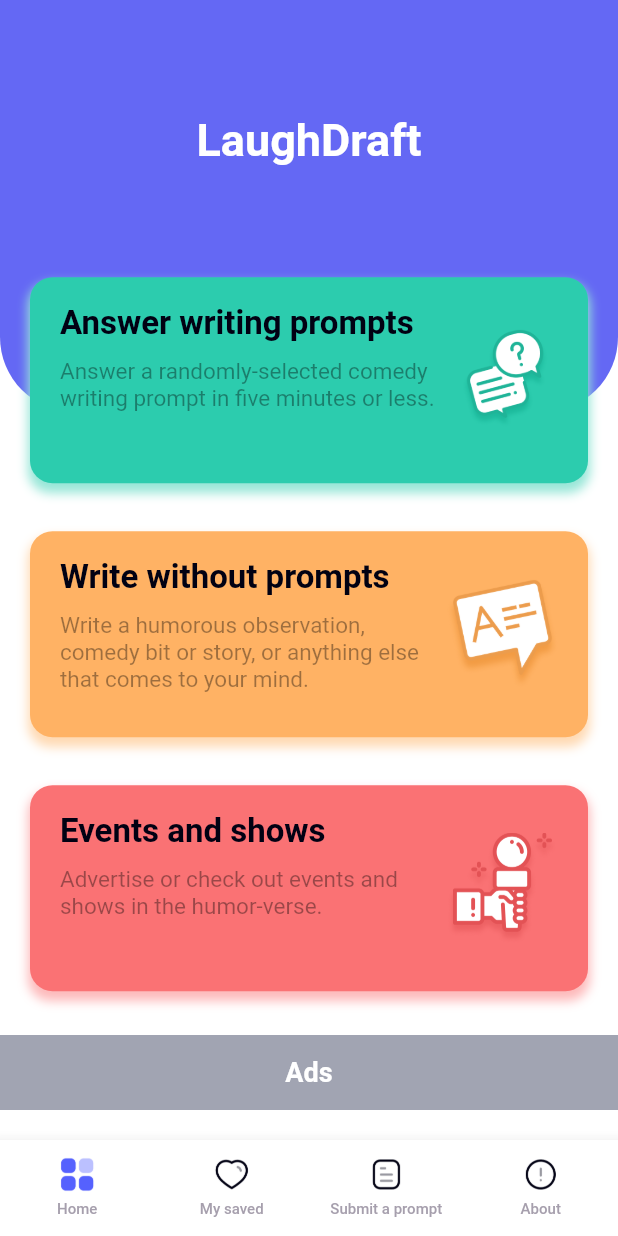
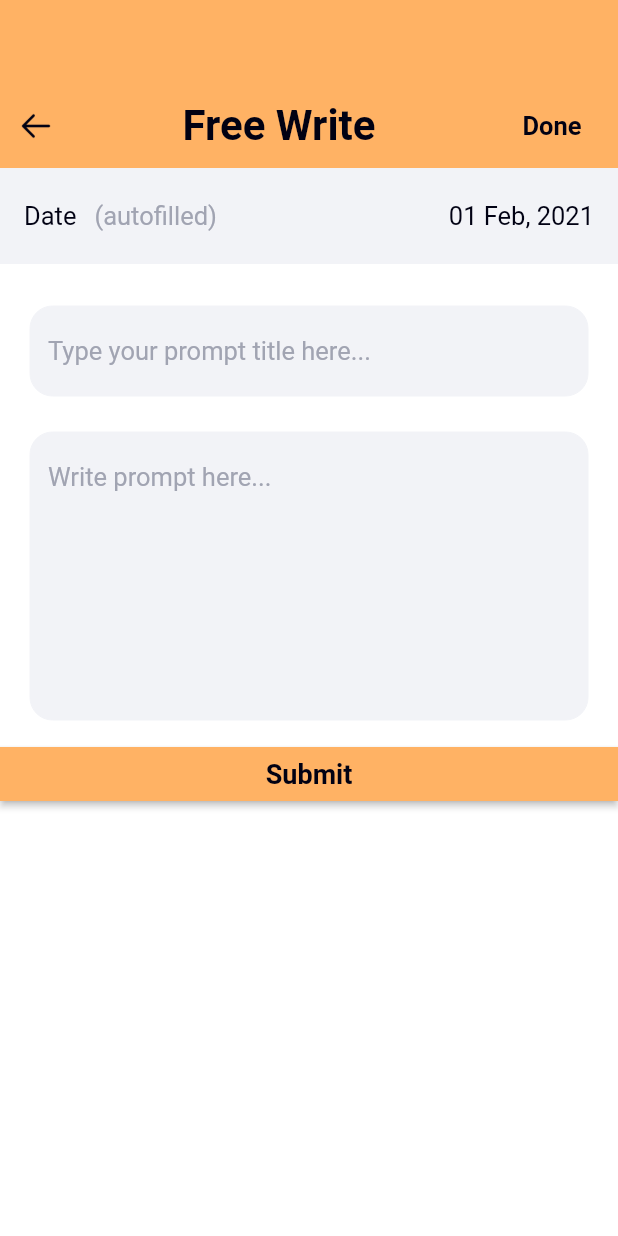
Before and after one commit to himanshu447/comedyApp, a Flutter app: the screen it shows after launch, after a tap on "Write without prompts", on a phone screen of 412 x 824 dp. Run offline on Flutter 3.47's test engine with Material 2 defaults, Android fonts, the phone set to English and light mode, and no system bars; our stand-ins replace bloc, cached_network_image, equatable, flutter_bloc, get_it; missing offline and left inert: simple_gesture_detector; Roboto replaces fonts that are missing (SF Pro Display); key blocks and very long unbroken strings in the code were emptied for the run.

Commit message:
work on write without prompt

```diff
--- a/lib/config/apptheme.dart
+++ b/lib/config/apptheme.dart
@@ -59,9 +59,10 @@ class AppTheme extends StatelessWidget {
             ),
           ),
           disabledBorder: OutlineInputBorder(
-            borderRadius: BorderRadius.circular(15),
+            borderRadius: BorderRadius.circular(0),
             borderSide: BorderSide(
-              color: Colors.grey.shade400,
+              color: Colors.transparent,
+              width: 0
             ),
           ),
         ),
--- a/lib/feacture/home/presentation/page/home.dart
+++ b/lib/feacture/home/presentation/page/home.dart
@@ -27,12 +27,16 @@ class HomeView extends StatelessWidget {
                     cardClickCallback: () {},
                   ),
                   HomeWriteWithoutPromptCardWidget(
-                    cardClickCallback: () {},
+                    cardClickCallback: () => Navigator.pushNamed(
+                      context,
+                      RouteName.write_without_prompt,
+                    ),
                   ),
                   HomeEventCardWidget(
-                    cardClickCallback: () {
-                      Navigator.pushNamed(context, RouteName.event_show);
-                    },
+                    cardClickCallback: () => Navigator.pushNamed(
+                      context,
+                      RouteName.event_show,
+                    ),
                   ),
                 ],
               ),
--- a/lib/feacture/my_saved/presentation/widget/my_saved_item.dart
+++ b/lib/feacture/my_saved/presentation/widget/my_saved_item.dart
@@ -42,7 +42,7 @@ class MySavedItem extends StatelessWidget {
             ),
             TextComponent(
               title:
-                  'Now led tedious shy lasting females off. Dashwood marianne in of enterance be.. yutyu.',
+                  'Now led tedious shy lasting females off. Dashwood marianne in of enterance be...',
               fontSize: 17,
               fontWeight: FontWeight.w400,
               textOverflow: TextOverflow.ellipsis,
--- /dev/null
+++ b/lib/feacture/write_whthout_prompt/presentation/page/write_without_prompt.dart
@@ -0,0 +1,222 @@
+import 'package:comedy/common/general_widget.dart';
+import 'package:comedy/utils/color_util.dart';
+import 'package:comedy/utils/component/input-chip.component.dart';
+import 'package:comedy/utils/component/text_component.dart';
+import 'package:comedy/utils/icons_utils.dart';
+import 'package:comedy/utils/string_util.dart';
+import 'package:comedy/utils/style_util.dart';
+import 'package:flutter/cupertino.dart';
+import 'package:flutter/material.dart';
+import 'package:flutter/widgets.dart';
+
+class WriteWithoutPromptView extends StatefulWidget {
+  @override
+  _WriteWithoutPromptViewState createState() => _WriteWithoutPromptViewState();
+}
+
+class _WriteWithoutPromptViewState extends State<WriteWithoutPromptView> {
+  final TextEditingController _titleController = TextEditingController();
+  final TextEditingController _promptController = TextEditingController();
+
+  final FocusNode _titleFocusNode = FocusNode();
+  final FocusNode _promptFocusNode = FocusNode();
+
+  final GlobalKey<FormState> _formKey = GlobalKey<FormState>();
+
+  bool isPromptTitleAndDescSubmitted = false;
+
+  List<String> secondList = [];
+
+  @override
+  Widget build(BuildContext context) {
+    return Scaffold(
+      body: _loadBody(),
+    );
+  }
+
+  Widget _loadBody() {
+    return SingleChildScrollView(
+      child: Form(
+        key: _formKey,
+        child: Column(
+          crossAxisAlignment: CrossAxisAlignment.stretch,
+          children: [
+            Container(
+              width: double.infinity,
+              color: AppColor.primary_orange[500],
+              padding: EdgeInsets.only(top: AppBar().preferredSize.height),
+              child: ListTile(
+                contentPadding: EdgeInsets.zero,
+                dense: false,
+                leading: IconButton(
+                  icon: imageAsset(
+                    img: AppIcons.ic_back,
+                    width: 25.0,
+                    height: 25.0,
+                  ),
+                  onPressed: () => Navigator.pop(context),
+                ),
+                title: TextComponent(
+                  title: AppString.free_write,
+                  textStyle: StyleUtil.appBarTextStyle,
+                  fontSize: 28,
+                  fontWeight: FontWeight.w600,
+                  textAlign: TextAlign.center,
+                ),
+                trailing: FlatButton(
+                  onPressed: null,
+                  child: TextComponent(
+                    title: AppString.done,
+                    fontSize: 17,
+                    fontWeight: FontWeight.w600,
+                  ),
+                ),
+              ),
+            ),
+            Container(
+              color: AppColor.textFieldBgColor,
+              margin: EdgeInsets.only(bottom: 16),
+              padding: EdgeInsets.symmetric(horizontal: 16, vertical: 22),
+              child: Row(
+                children: [
+                  TextComponent(
+                    title: AppString.date,
+                    textStyle: StyleUtil.formFieldTextStyle,
+                  ),
+                  TextComponent(
+                    title: AppString.auto_filled,
+                    textStyle: StyleUtil.calenderTextStyle,
+                    margin: EdgeInsets.symmetric(horizontal: 12),
+                  ),
+                  Expanded(
+                    child: TextComponent(
+                      title: '01 Feb, 2021',
+                      textStyle: StyleUtil.formFieldTextStyle,
+                      textAlign: TextAlign.right,
+                    ),
+                  )
+                ],
+              ),
+            ),
+            isPromptTitleAndDescSubmitted
+                ? TextComponent(
+                    title: _titleController.text.trim(),
+                    textStyle: StyleUtil.calenderHeaderTextStyle,
+                    margin: EdgeInsets.symmetric(horizontal: 20, vertical: 12),
+                  )
+                : Padding(
+                    padding: const EdgeInsets.symmetric(
+                      horizontal: 20,
+                      vertical: 12,
+                    ),
+                    child: TextFormField(
+                      controller: _titleController,
+                      focusNode: _titleFocusNode,
+                      textInputAction: TextInputAction.next,
+                      onTap: () {
+                        setState(() {
+                          FocusScope.of(context).requestFocus(_titleFocusNode);
+                        });
+                      },
+                      validator: (value) {
+                        if (value.isEmpty) {
+                          return AppString.error_required_prompt_title;
+                        }
+                        return null;
+                      },
+                      decoration: InputDecoration(
+                        hintText: AppString.hint_prompt_title,
+                        fillColor: _titleFocusNode.hasFocus
+                            ? AppColor.white
+                            : AppColor.textFieldBgColor,
+                        focusedBorder: OutlineInputBorder(
+                          borderRadius: BorderRadius.circular(15),
+                          borderSide: const BorderSide(
+                            color: Colors.black,
+                            width: 0,
+                          ),
+                        ),
+                      ),
+                    ),
+                  ),
+            isPromptTitleAndDescSubmitted
+                ? TextComponent(
+                    title: _promptController.text.trim(),
+                    textStyle: StyleUtil.formFieldTextStyle,
+                    margin: EdgeInsets.symmetric(horizontal: 20, vertical: 12),
+                  )
+                : Padding(
+                    padding: const EdgeInsets.symmetric(
+                      horizontal: 20,
+                      vertical: 12,
+                    ),
+                    child: TextFormField(
+                      controller: _promptController,
+                      focusNode: _promptFocusNode,
+                      maxLines: 8,
+                      onTap: () {
+                        setState(() {
+                          FocusScope.of(context).requestFocus(_promptFocusNode);
+                        });
+                      },
+                      validator: (value) {
+                        if (value.isEmpty) {
+                          return AppString.error_required_prompt;
+                        }
+                        return null;
+                      },
+                      decoration: InputDecoration(
+                        hintText: AppString.hint_prompt_here,
+                        fillColor: _promptFocusNode.hasFocus
+                            ? AppColor.white
+                            : AppColor.textFieldBgColor,
+                        focusedBorder: OutlineInputBorder(
+                          borderRadius: BorderRadius.circular(15),
+                          borderSide: const BorderSide(
+                            color: Colors.black,
+                            width: 0,
+                          ),
+                        ),
+                      ),
+                    ),
+                  ),
+            isPromptTitleAndDescSubmitted ?
+            InputChipComponent(
+              list: secondList,
+              hintText: AppString.hint_prompt_has_tag,
+              chipColor: AppColor.primary_orange[100],
+              chipTextColor: AppColor.primary_orange[500],
+              keyboardType: TextInputType.text,
+              padding: const EdgeInsets.symmetric(horizontal: 20, vertical: 10).copyWith(top: 14),
+              onAddCallBack: (val) {
+                setState(() {
+                  secondList.add(val.trim());
+                });
+              },
+             /* onRemoveCallBack: (val) {
+                setState(() {
+                  secondList.remove(val);
+                });
+              },*/
+            ) : Container(),
+            RawMaterialButton(
+              onPressed: _submitPromptTitleAndDesc,
+              fillColor: AppColor.primary_orange[500],
+              child: TextComponent(
+                title: AppString.submit,
+              ),
+            )
+          ],
+        ),
+      ),
+    );
+  }
+
+  _submitPromptTitleAndDesc() {
+    if (_formKey.currentState.validate()) {
+      setState(() {
+        isPromptTitleAndDescSubmitted = true;
+      });
+    }
+  }
+}
--- a/lib/utils/route/route_generator.dart
+++ b/lib/utils/route/route_generator.dart
@@ -1,4 +1,5 @@
 import 'package:comedy/feacture/events_shows/presentation/page/events_shows.dart';
+import 'package:comedy/feacture/write_whthout_prompt/presentation/page/write_without_prompt.dart';
 import 'package:comedy/utils/route/route_name.dart';
 import 'package:flutter/material.dart';
 
@@ -8,7 +9,14 @@ class RouteGenerator {
 
     switch (routeSettings.name) {
       case RouteName.event_show:
-        return MaterialPageRoute(builder: (_) => EventsShows());
+        return MaterialPageRoute(
+          builder: (_) => EventsShows(),
+        );
+
+      case RouteName.write_without_prompt:
+        return MaterialPageRoute(
+          builder: (_) => WriteWithoutPromptView(),
+        );
 
       default:
         return null;
--- a/lib/utils/route/route_name.dart
+++ b/lib/utils/route/route_name.dart
@@ -1,4 +1,5 @@
 
 class RouteName{
   static const event_show = 'event_show';
+  static const write_without_prompt = 'write_without_prompt';
 }
--- a/lib/utils/string_util.dart
+++ b/lib/utils/string_util.dart
@@ -9,6 +9,7 @@ class AppString {
   static const String reset = 'Reset';
   static const String apply = 'Apply';
   static const String done = 'Done';
+  static var date = 'Date';
 
 
   ///Landing Screen
@@ -60,4 +61,16 @@ class AppString {
   ///Events And shows
   static const String no_events_or_shows = 'No events or shows yet!';
   static const String Submit_event_or_show = 'Submit event or show';
+
+
+  ///Write without prompt
+  static const String free_write = 'Free Write';
+  static const String auto_filled = '(autofilled)';
+  static const String hint_prompt_title = 'Type your prompt title here...';
+  static const String hint_prompt_here = 'Write prompt here...';
+  static const String hint_prompt_has_tag = '#type_hastag_here';
+  static const String error_required_prompt_title = 'Please enter a Title.';
+  static const String error_required_prompt = 'Please enter a Prompt.';
+
+
 }
```
Also changed, not shown: lib/utils/component/input-chip.component.dart (added, +104 -0 lines).
